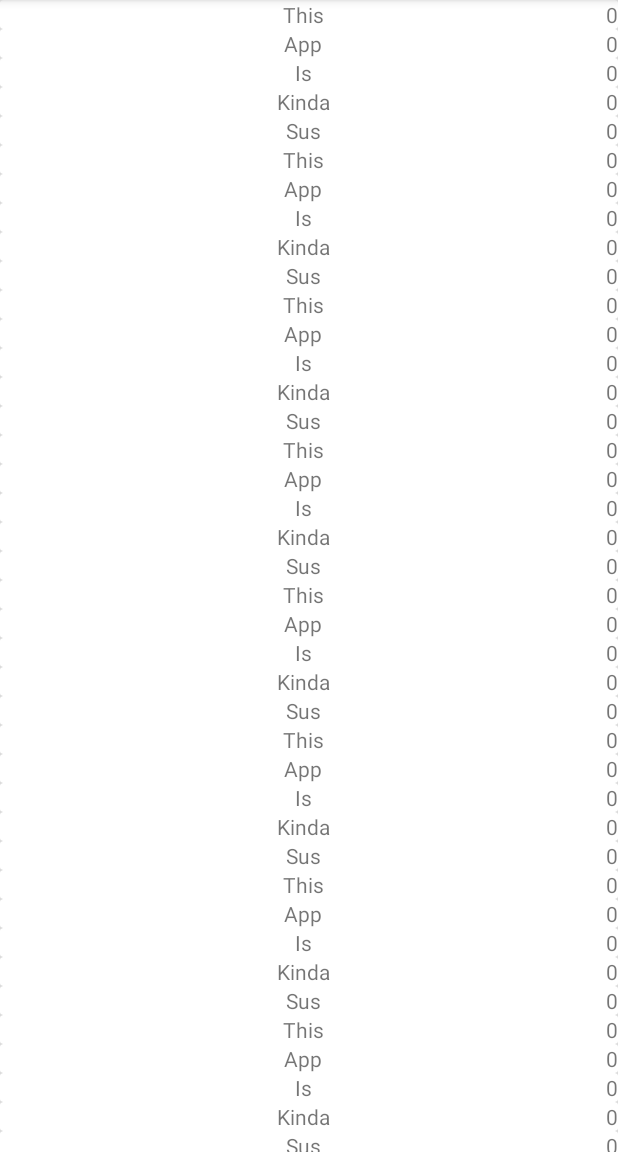
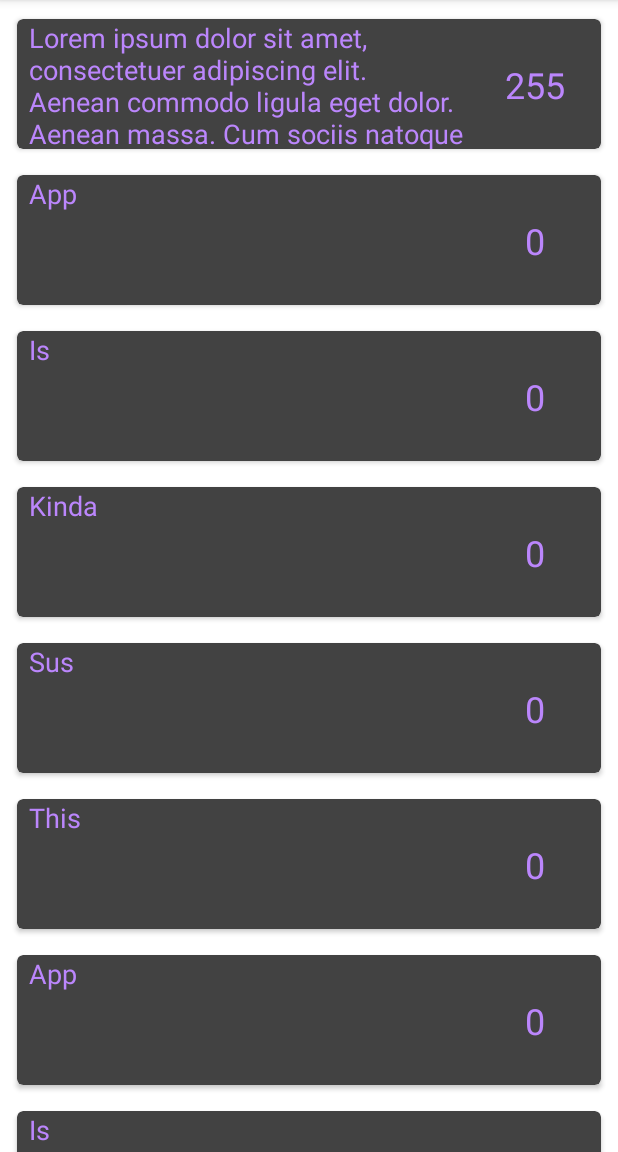
Before and after one commit to MarkErgusNicholl/Yourpinions, an Android app: the screen it shows after launch (MainActivity), on a phone screen of 412 x 824 dp, the part 84-1236 px from its top. Run offline under Robolectric (Android 15) with nearby library versions, the phone set to English and light mode, and no system bars; our stand-ins replace Firebase (no records; nobody signed in at launch, a user with empty details on screens opened directly).

Commit message:
Updated cardview layout

```diff
--- a/app/src/main/java/com/example/yourpinions/ui/main/MainFragment.kt
+++ b/app/src/main/java/com/example/yourpinions/ui/main/MainFragment.kt
@@ -29,7 +29,7 @@ class MainFragment : Fragment() {
 
     override fun onCreateView(inflater: LayoutInflater, container: ViewGroup?,
                               savedInstanceState: Bundle?): View {
-        dummyYourpinionList.add(Yourpinion("This"))
+        dummyYourpinionList.add(Yourpinion("Lorem ipsum dolor sit amet, consectetuer adipiscing elit. Aenean commodo ligula eget dolor. Aenean massa. Cum sociis natoque penatibus et magnis dis parturient montes, nascetur ridiculus mus. Donec quam felis, ultricies nec, pellentesque eu, pretium quis,", 255))
         dummyYourpinionList.add(Yourpinion("App"))
         dummyYourpinionList.add(Yourpinion("Is"))
         dummyYourpinionList.add(Yourpinion("Kinda"))
--- a/app/src/main/res/layout/recyclerview_yourpinion_item.xml
+++ b/app/src/main/res/layout/recyclerview_yourpinion_item.xml
@@ -1,32 +1,64 @@
 <?xml version="1.0" encoding="utf-8"?>
 <androidx.cardview.widget.CardView xmlns:android="http://schemas.android.com/apk/res/android"
     xmlns:app="http://schemas.android.com/apk/res-auto"
+    xmlns:card_view="http://schemas.android.com/tools"
     android:layout_width="match_parent"
-    android:layout_height="wrap_content"
-    xmlns:card_view="http://schemas.android.com/tools"
-    card_view:cardBackgroundColor="#FFFF"
-    card_view:cardCornerRadius="8dp"
-    card_view:contentPadding="10dp">
+    android:layout_height="96dp"
+    android:layout_marginLeft="8dp"
+    android:layout_marginTop="8dp"
+    android:layout_marginRight="8dp"
+    android:clickable="true"
+    android:foreground="?selectableItemBackground"
+    app:cardBackgroundColor="@color/cardview_dark_background"
+    app:cardCornerRadius="4dp"
+    app:cardUseCompatPadding="true">
 
     <androidx.constraintlayout.widget.ConstraintLayout
         android:layout_width="match_parent"
         android:layout_height="match_parent">
 
-        <TextView
-            android:id="@+id/yourpinion"
-            android:layout_width="wrap_content"
-            android:layout_height="wrap_content"
+        <androidx.constraintlayout.widget.ConstraintLayout
+            android:layout_width="46dp"
+            android:layout_height="match_parent"
+            android:foregroundGravity="fill_horizontal|top"
+            android:foregroundTintMode="add"
             app:layout_constraintBottom_toBottomOf="parent"
-            app:layout_constraintEnd_toStartOf="@+id/votecount"
+            app:layout_constraintEnd_toEndOf="parent"
+            app:layout_constraintStart_toEndOf="@+id/constraintLayout"
+            app:layout_constraintTop_toTopOf="parent">
+
+            <TextView
+                android:id="@+id/votecount"
+                android:layout_width="wrap_content"
+                android:layout_height="wrap_content"
+                android:textColor="@color/purple_200"
+                android:textSize="24sp"
+                app:layout_constraintBottom_toBottomOf="parent"
+                app:layout_constraintEnd_toEndOf="parent"
+                app:layout_constraintStart_toStartOf="parent"
+                app:layout_constraintTop_toTopOf="parent" />
+
+        </androidx.constraintlayout.widget.ConstraintLayout>
+
+        <androidx.constraintlayout.widget.ConstraintLayout
+            android:id="@+id/constraintLayout"
+            android:layout_width="292dp"
+            android:layout_height="match_parent"
+            android:layout_marginStart="8dp"
+            app:layout_constraintBottom_toBottomOf="parent"
             app:layout_constraintStart_toStartOf="parent"
-            app:layout_constraintTop_toTopOf="parent" />
+            app:layout_constraintTop_toTopOf="parent">
 
-        <TextView
-            android:id="@+id/votecount"
-            android:layout_width="wrap_content"
-            android:layout_height="wrap_content"
-            app:layout_constraintEnd_toEndOf="parent"
-            app:layout_constraintTop_toTopOf="parent" />
+            <TextView
+                android:id="@+id/yourpinion"
+                android:layout_width="wrap_content"
+                android:layout_height="wrap_content"
+                android:textColor="@color/purple_200"
+                android:textSize="18sp"
+                app:layout_constraintStart_toStartOf="parent"
+                app:layout_constraintTop_toTopOf="parent" />
+        </androidx.constraintlayout.widget.ConstraintLayout>
+
     </androidx.constraintlayout.widget.ConstraintLayout>
 
 </androidx.cardview.widget.CardView>
```
